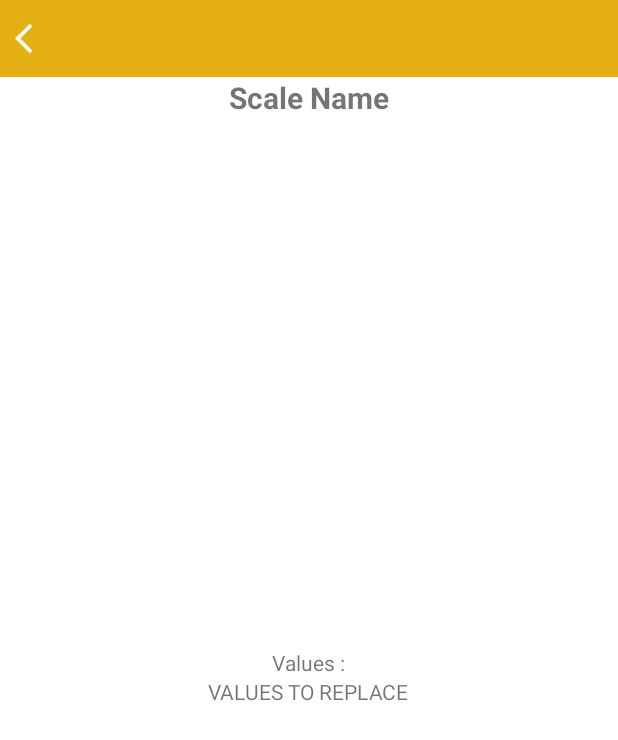
After one commit to enteraname74/Transposer, an Android app: the layout activity_see_scale.xml on its own in the app's theme, with its tools: preview values and no code run, on a phone screen of 412 x 824 dp. The commit adds this screen. Shown: the top 740 px of the screen. Run offline under Robolectric (Android 15) with nearby library versions, the phone set to English and light mode, and no system bars.

Commit message:
Can now see the informations of a scale

```diff
--- a/app/src/main/AndroidManifest.xml
+++ b/app/src/main/AndroidManifest.xml
@@ -14,6 +14,9 @@
         android:theme="@style/Theme.Transposer"
         tools:targetApi="31">
         <activity
+            android:name=".activities.SeeScaleActivity"
+            android:exported="false" />
+        <activity
             android:name=".activities.CloudActivity"
             android:exported="false" />
         <activity
--- a/app/src/main/java/com/github/enteraname74/transposer/activities/MainActivity.kt
+++ b/app/src/main/java/com/github/enteraname74/transposer/activities/MainActivity.kt
@@ -36,8 +36,6 @@ class MainActivity : AppCompatActivity(), NavigationView.OnNavigationItemSelecte
         viewPager.adapter = VpAdapter(this)
 
         TabLayoutMediator(tabLayout, viewPager){tab, index ->
-            Log.d("INFOS", tab.toString())
-            Log.d("INFOS", index.toString())
             tab.text = when(index){
                 0 -> {resources.getString(R.string.scales)}
                 1 -> {resources.getString(R.string.favourites)}
--- /dev/null
+++ b/app/src/main/java/com/github/enteraname74/transposer/activities/SeeScaleActivity.kt
@@ -0,0 +1,27 @@
+package com.github.enteraname74.transposer.activities
+
+import androidx.appcompat.app.AppCompatActivity
+import android.os.Bundle
+import android.widget.ImageView
+import android.widget.TextView
+import com.github.enteraname74.transposer.R
+import com.github.enteraname74.transposer.classes.AppData
+import org.w3c.dom.Text
+
+class SeeScaleActivity : AppCompatActivity() {
+    override fun onCreate(savedInstanceState: Bundle?) {
+        super.onCreate(savedInstanceState)
+        setContentView(R.layout.activity_see_scale)
+
+        val position = intent.getSerializableExtra("POSITION") as Int
+
+        val scaleName = findViewById<TextView>(R.id.scale_name)
+        val valuesField = findViewById<TextView>(R.id.scale_values)
+
+        scaleName.text = AppData.scalesList[position].scaleName
+        valuesField.text = AppData.scalesList[position].scaleList.toString()
+
+        val backButton = findViewById<ImageView>(R.id.back_button)
+        backButton.setOnClickListener { finish() }
+    }
+}
--- a/app/src/main/java/com/github/enteraname74/transposer/fragments/ScalesFragment.kt
+++ b/app/src/main/java/com/github/enteraname74/transposer/fragments/ScalesFragment.kt
@@ -1,13 +1,16 @@
 package com.github.enteraname74.transposer.fragments
 
 import android.content.Context
+import android.content.Intent
 import android.os.Bundle
+import android.util.Log
 import androidx.fragment.app.Fragment
 import android.view.LayoutInflater
 import android.view.View
 import android.view.ViewGroup
 import androidx.recyclerview.widget.RecyclerView
 import com.github.enteraname74.transposer.R
+import com.github.enteraname74.transposer.activities.SeeScaleActivity
 import com.github.enteraname74.transposer.adapters.ScalesList
 import com.github.enteraname74.transposer.classes.Scale
 
@@ -33,5 +36,9 @@ class ScalesFragment : Fragment(), ScalesList.OnScaleListener {
     }
 
     override fun onScaleClick(position: Int) {
+        Log.d("INFOS :", position.toString())
+        val intent = Intent(context, SeeScaleActivity::class.java)
+        intent.putExtra("POSITION", position)
+        startActivity(intent)
     }
 }
--- /dev/null
+++ b/app/src/main/res/drawable/ic_arrow_back.xml
@@ -0,0 +1,5 @@
+<vector android:autoMirrored="true" android:height="24dp"
+    android:tint="#000000" android:viewportHeight="24"
+    android:viewportWidth="24" android:width="24dp" xmlns:android="http://schemas.android.com/apk/res/android">
+    <path android:fillColor="@android:color/white" android:pathData="M11.67,3.87L9.9,2.1 0,12l9.9,9.9 1.77,-1.77L3.54,12z"/>
+</vector>
--- /dev/null
+++ b/app/src/main/res/layout/activity_see_scale.xml
@@ -0,0 +1,63 @@
+<?xml version="1.0" encoding="utf-8"?>
+<LinearLayout xmlns:android="http://schemas.android.com/apk/res/android"
+    xmlns:app="http://schemas.android.com/apk/res-auto"
+    xmlns:tools="http://schemas.android.com/tools"
+    android:layout_width="match_parent"
+    android:layout_height="match_parent"
+    tools:context=".activities.SeeScaleActivity"
+    android:orientation="vertical">
+
+    <LinearLayout
+        android:layout_width="match_parent"
+        android:layout_height="0dp"
+        android:layout_weight="1"
+        android:paddingStart="10dp"
+        android:paddingEnd="10dp"
+        android:background="@color/primary_color">
+
+        <ImageView
+            android:id="@+id/back_button"
+            android:layout_width="wrap_content"
+            android:layout_height="match_parent"
+            android:src="@drawable/ic_arrow_back"
+            app:tint="@color/white" />
+
+    </LinearLayout>
+
+    <LinearLayout
+        android:layout_width="match_parent"
+        android:layout_height="0dp"
+        android:layout_weight="15"
+        android:orientation="vertical">
+
+        <TextView
+            android:id="@+id/scale_name"
+            android:layout_width="match_parent"
+            android:layout_height="wrap_content"
+            android:text="@string/scale_name"
+            android:textSize="20sp"
+            android:textStyle="bold"
+            android:gravity="center"/>
+
+        <LinearLayout
+            android:layout_width="match_parent"
+            android:layout_height="match_parent"
+            android:gravity="center"
+            android:orientation="vertical">
+
+            <TextView
+                android:layout_width="wrap_content"
+                android:layout_height="wrap_content"
+                android:text="@string/values"/>
+
+            <TextView
+                android:id="@+id/scale_values"
+                android:text="@string/values_to_replace"
+                android:layout_width="wrap_content"
+                android:layout_height="wrap_content"/>
+        </LinearLayout>
+
+
+    </LinearLayout>
+
+</LinearLayout>
--- a/app/src/main/res/values-night/themes.xml
+++ b/app/src/main/res/values-night/themes.xml
@@ -10,7 +10,8 @@
         <item name="colorSecondaryVariant">@color/teal_200</item>
         <item name="colorOnSecondary">@color/black</item>
         <!-- Status bar color. -->
-        <item name="android:statusBarColor" tools:targetApi="l">?attr/colorPrimaryVariant</item>
+        <item name="android:statusBarColor" >@color/primary_color</item>
         <!-- Customize your theme here. -->
+        <item name="android:navigationBarColor">@color/primary_color</item>
     </style>
 </resources>
--- a/app/src/main/res/values/strings.xml
+++ b/app/src/main/res/values/strings.xml
@@ -11,4 +11,6 @@
     <!-- TODO: Remove or change this placeholder text -->
     <string name="hello_blank_fragment">Hello blank fragment</string>
     <string name="todo_favourites">TODO FAVOURITES</string>
+    <string name="values">Values :</string>
+    <string name="values_to_replace">VALUES TO REPLACE</string>
 </resources>
```
